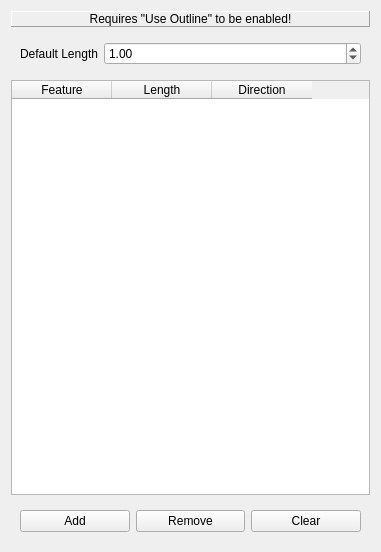
Old version of the form src/Mod/Path/Gui/Resources/panels/PageOpPocketExtEdit.ui in the repository berndhahnebach/All_FreeCAD.
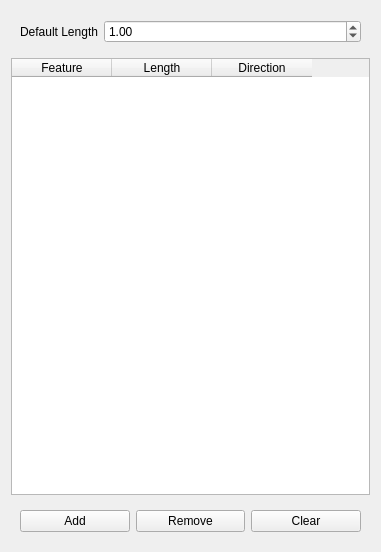
New version of the form. Custom widgets are drawn as their Qt base class.

Commit message: Using offset2D for properly creating the extension

The edit to the form file:
```diff
--- a/src/Mod/Path/Gui/Resources/panels/PageOpPocketExtEdit.ui
+++ b/src/Mod/Path/Gui/Resources/panels/PageOpPocketExtEdit.ui
@@ -14,22 +14,6 @@
    <string>Form</string>
   </property>
   <layout class="QVBoxLayout" name="verticalLayout">
-   <item>
-    <widget class="QLabel" name="info">
-     <property name="frameShape">
-      <enum>QFrame::Panel</enum>
-     </property>
-     <property name="frameShadow">
-      <enum>QFrame::Raised</enum>
-     </property>
-     <property name="text">
-      <string>Requires &quot;Use Outline&quot; to be enabled!</string>
-     </property>
-     <property name="alignment">
-      <set>Qt::AlignCenter</set>
-     </property>
-    </widget>
-   </item>
    <item>
     <widget class="QWidget" name="extensionEdit" native="true">
      <layout class="QVBoxLayout" name="verticalLayout_2">
```
The commit also changes 2 other files.
